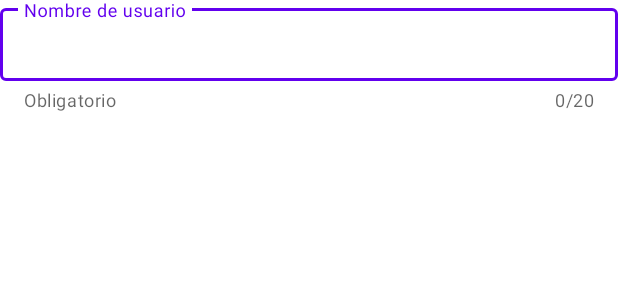
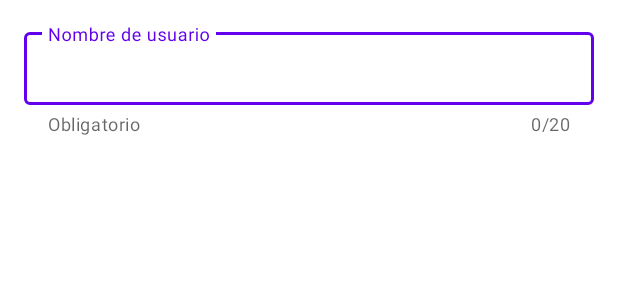
Before and after one commit to ArthurDioses/UserSP, an Android app: the layout dialog_register.xml on its own in the app's theme, with its tools: preview values and no code run, on a phone screen of 412 x 824 dp. Shown: the top 300 px of the screen. Run offline under Robolectric (Android 15) with nearby library versions, the phone set to English and light mode, and no system bars.

```diff
--- a/app/src/main/res/layout/dialog_register.xml
+++ b/app/src/main/res/layout/dialog_register.xml
@@ -3,7 +3,8 @@
     xmlns:app="http://schemas.android.com/apk/res-auto"
     android:layout_width="match_parent"
     android:layout_height="wrap_content"
-    android:orientation="vertical">
+    android:orientation="vertical"
+    android:padding="@dimen/common_padding_default">
 
     <com.google.android.material.textfield.TextInputLayout
         style="@style/Widget.MaterialComponents.TextInputLayout.OutlinedBox.Dense"
--- a/app/src/main/res/values/strings.xml
+++ b/app/src/main/res/values/strings.xml
@@ -6,4 +6,5 @@
     <string name="dialog_confirm">Registrar</string>
     <string name="helper_username">Obligatorio</string>
     <string name="hint_username">Nombre de usuario</string>
+    <string name="sp_username">username</string>
 </resources>
```
Also changed, not shown: app/src/main/java/com/dioses/usersp/MainActivity.kt (+11 -3 lines).
